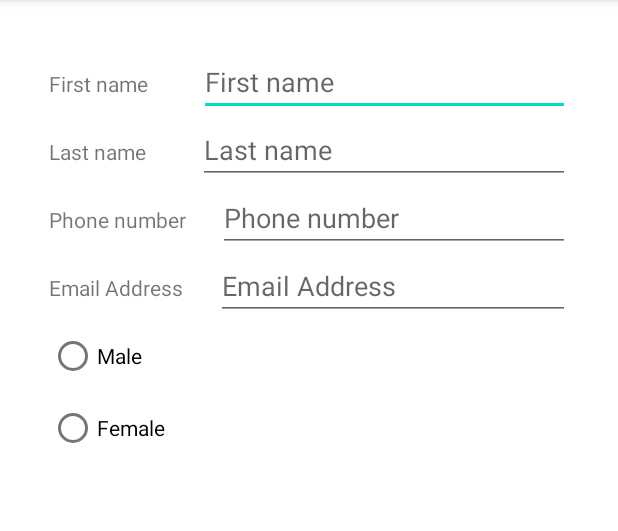
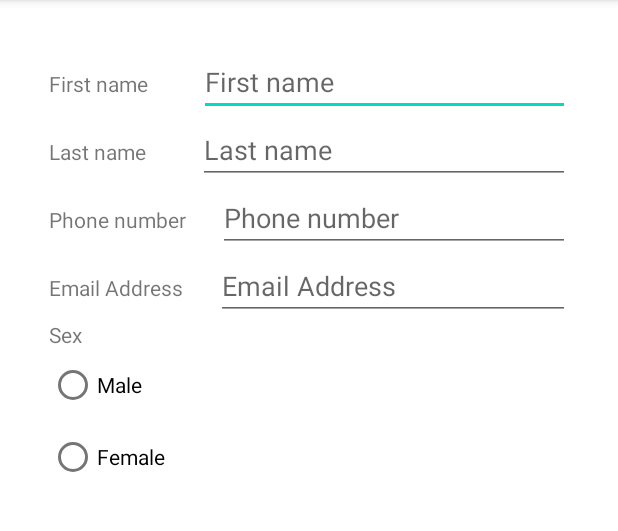
Before and after one commit to dendimaniac/private-keyboard, an Android app: the screen it shows after launch (MainActivity), on a phone screen of 412 x 824 dp, the part 84-615 px from its top. Run offline under Robolectric (Android 15) with nearby library versions, the phone set to English and light mode, and no system bars; libraries missing offline, so code that uses them is left out: androidmads.library.qrgenearator, com.microsoft.signalr, org.apache.commons; 9 statements that could not run were skipped.

```diff
--- /dev/null
+++ b/app/src/main/java/com/example/privatekeyboard/Data/NewCheckRadio.java
@@ -0,0 +1,7 @@
+package com.example.privatekeyboard.Data;
+
+public class NewCheckRadio {
+    public String sender;
+    public Integer targetRadioGroup;
+    public Integer targetRadioButton;
+}
--- a/app/src/main/java/com/example/privatekeyboard/Data/NewMessage.java
+++ b/app/src/main/java/com/example/privatekeyboard/Data/NewMessage.java
@@ -2,6 +2,6 @@ package com.example.privatekeyboard.Data;
 
 public class NewMessage {
     public String sender;
+    public Integer targetInput;
     public String text;
-    public String targetInput;
 }
--- a/app/src/main/java/com/example/privatekeyboard/Data/CipherDecrypt.java
+++ b/app/src/main/java/com/example/privatekeyboard/Helpers/CipherDecrypt.java
@@ -1,4 +1,4 @@
-package com.example.privatekeyboard.Data;
+package com.example.privatekeyboard.Helpers;
 
 import org.apache.commons.net.util.Base64;
 
--- a/app/src/main/java/com/example/privatekeyboard/Helpers/QRUtils.java
+++ b/app/src/main/java/com/example/privatekeyboard/Helpers/QRUtils.java
@@ -10,7 +10,6 @@ import android.widget.RadioButton;
 import android.widget.RadioGroup;
 import android.widget.TextView;
 
-import com.example.privatekeyboard.Data.CipherDecrypt;
 import com.google.zxing.WriterException;
 
 import java.util.UUID;
@@ -43,12 +42,14 @@ public class QRUtils {
         StringBuilder query = new StringBuilder("[");
         for (int i = 0; i < layout.getChildCount(); i++) {
             query.append("{");
-            query.append("\"position\":\"").append(i).append("\",");
-            if (layout.getChildAt(i) instanceof RadioGroup) {
-                AddRadioGroupJsonSetting(layout, query, i);
-            } else if (layout.getChildAt(i) instanceof LinearLayout) {
-                AddTextFieldJsonSetting(layout, query, i);
+            LinearLayout fieldLayout = (LinearLayout) layout.getChildAt(i);
+
+            if (fieldLayout.getChildAt(1) instanceof EditText) {
+                AddTextFieldJsonSetting(fieldLayout, query);
+            } else if (fieldLayout.getChildAt(1) instanceof RadioGroup) {
+                AddRadioGroupJsonSetting(fieldLayout, query);
             }
+
             query.append("}");
 
             if (i < layout.getChildCount() - 1) {
@@ -60,10 +61,9 @@ public class QRUtils {
         return CipherDecrypt.Encrypt(query.toString());
     }
 
-    private static void AddTextFieldJsonSetting(LinearLayout layout, StringBuilder query, int i) {
-        LinearLayout inputFieldItem = (LinearLayout) layout.getChildAt(i);
-        TextView label = (TextView) inputFieldItem.getChildAt(0);
-        EditText input = (EditText) inputFieldItem.getChildAt(1);
+    private static void AddTextFieldJsonSetting(LinearLayout layout, StringBuilder query) {
+        TextView label = (TextView) layout.getChildAt(0);
+        EditText input = (EditText) layout.getChildAt(1);
 
         if (input.getInputType() == InputType.TYPE_CLASS_TEXT + InputType.TYPE_TEXT_VARIATION_PERSON_NAME) {
             query.append("\"type\":\"text\",");
@@ -80,8 +80,11 @@ public class QRUtils {
         query.append("\"placeholder\":\"").append(hint).append("\"");
     }
 
-    private static void AddRadioGroupJsonSetting(LinearLayout layout, StringBuilder query, int i) {
-        RadioGroup radioGroup = (RadioGroup) layout.getChildAt(i);
+    private static void AddRadioGroupJsonSetting(LinearLayout layout, StringBuilder query) {
+        RadioGroup radioGroup = (RadioGroup) layout.getChildAt(1);
+        TextView mainLabel = (TextView) layout.getChildAt(0);
+        query.append("\"label\":\"").append(mainLabel.getText()).append("\",");
+        query.append("\"type\":\"radio\",");
         query.append("\"group\":\"").append(radioGroup.getTag().toString()).append("\",");
         query.append("\"radioButtons\":[");
 
@@ -89,7 +92,7 @@ public class QRUtils {
             RadioButton button = (RadioButton) radioGroup.getChildAt(j);
             query.append("{");
             query.append("\"label\":\"").append(button.getText()).append("\",");
-            query.append("\"isChecked\":\"").append(button.isChecked()).append("\"");
+            query.append("\"isChecked\":").append(button.isChecked());
             query.append("}");
 
             if (j < radioGroup.getChildCount() - 1) {
--- a/app/src/main/java/com/example/privatekeyboard/MainActivity.java
+++ b/app/src/main/java/com/example/privatekeyboard/MainActivity.java
@@ -7,10 +7,13 @@ import android.util.Log;
 import android.widget.EditText;
 import android.widget.ImageView;
 import android.widget.LinearLayout;
+import android.widget.RadioButton;
+import android.widget.RadioGroup;
 
 import androidx.appcompat.app.AppCompatActivity;
 
 import com.example.privatekeyboard.Data.ConfirmQRScan;
+import com.example.privatekeyboard.Data.NewCheckRadio;
 import com.example.privatekeyboard.Data.NewMessage;
 import com.example.privatekeyboard.Helpers.QRUtils;
 import com.microsoft.signalr.HubConnection;
@@ -34,9 +37,17 @@ public class MainActivity extends AppCompatActivity {
             Log.d("NewMessage", message.text);
             if (!message.sender.equals(QRUtils.connectedUuid)) return;
 
-            LinearLayout inputField = (LinearLayout) linearLayout.getChildAt(Integer.parseInt(message.targetInput));
+            LinearLayout inputField = (LinearLayout) linearLayout.getChildAt(message.targetInput);
             runOnUiThread(() -> ((EditText) inputField.getChildAt(1)).setText(message.text));
         }, NewMessage.class);
+
+        hubConnection.on("newCheckRadio", (message) -> {
+            Log.d("NewCheckRadio", String.valueOf(message.targetRadioButton));
+            if (!message.sender.equals(QRUtils.connectedUuid)) return;
+
+            RadioGroup radioGroup = (RadioGroup) linearLayout.getChildAt(message.targetRadioGroup);
+            runOnUiThread(() -> ((RadioButton) radioGroup.getChildAt(message.targetRadioButton)).setChecked(true));
+        }, NewCheckRadio.class);
 
         hubConnection.on("confirmQRScan", (message) -> {
             Log.d("ConfirmQRScan", message.uuid);
--- a/app/src/main/res/layout/activity_main.xml
+++ b/app/src/main/res/layout/activity_main.xml
@@ -114,6 +114,17 @@
                     android:inputType="textEmailAddress" />
             </LinearLayout>
 
+            <LinearLayout
+                android:layout_width="match_parent"
+                android:layout_height="match_parent"
+                android:orientation="vertical">
+
+                <TextView
+                    android:id="@+id/textView5"
+                    android:layout_width="wrap_content"
+                    android:layout_height="wrap_content"
+                    android:text="Sex" />
+
                 <RadioGroup
                     android:id="@+id/radioSex"
                     android:layout_width="wrap_content"
@@ -134,6 +145,8 @@
 
                 </RadioGroup>
             </LinearLayout>
+
+        </LinearLayout>
     </ScrollView>
 
     <ImageView
```
Lines whose indentation alone changed are shown as unchanged.
